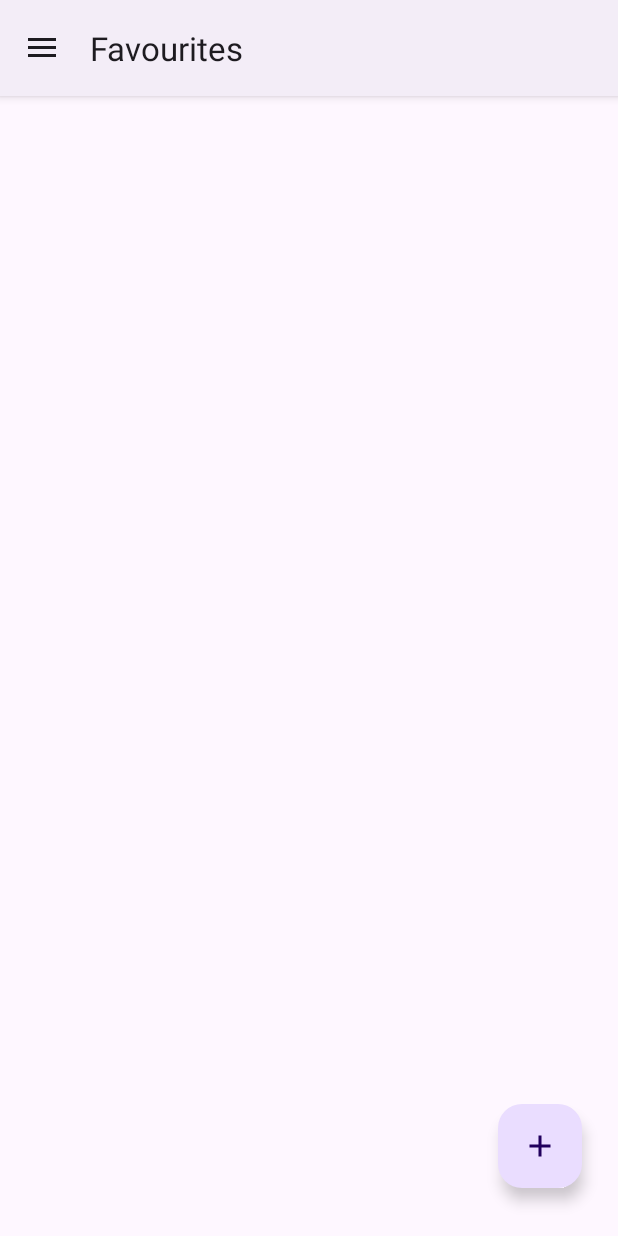
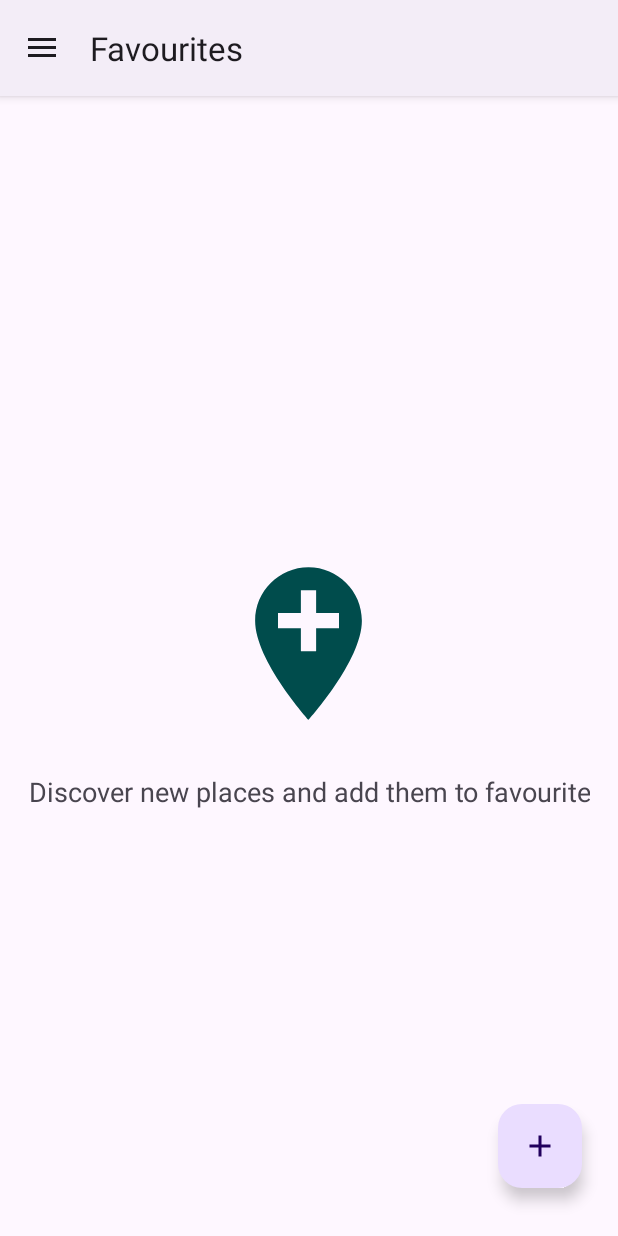
Before and after one commit to MuhamedSultan/weather_forcast, an Android app: the screen it shows after launch (MainActivity), in the side drawer, after a tap on "Favourites", on a phone screen of 412 x 824 dp. Run offline under Robolectric (Android 15) with nearby library versions, the phone set to English and light mode, and no system bars; our stand-ins replace CircleImageView, Room's generated code, navigation-ui; pictures from the network do not load.

Commit message:
Fix Add Item Automatically To Favourite Issue

```diff
--- a/app/src/main/java/com/example/weatherforcast/db/LocalDataSource.kt
+++ b/app/src/main/java/com/example/weatherforcast/db/LocalDataSource.kt
@@ -20,4 +20,6 @@ interface LocalDataSource {
     suspend fun addAlert(alert: Alerts)
     suspend fun getAlert(): Flow<List<Alerts>>
     suspend fun deleteAlert(alert: Alerts)
+    suspend fun updateWeather(weatherResponse: WeatherResponse)
+
 }
--- a/app/src/main/java/com/example/weatherforcast/db/LocalDataSourceImpl.kt
+++ b/app/src/main/java/com/example/weatherforcast/db/LocalDataSourceImpl.kt
@@ -46,4 +46,8 @@ class LocalDataSourceImpl(private val weatherDao: WeatherDao) :LocalDataSource {
     override suspend fun deleteAlert(alert: Alerts) {
         weatherDao.deleteAlert(alert)
     }
+
+   override suspend fun updateWeather(weatherResponse: WeatherResponse){
+        weatherDao.updateWeather(weatherResponse)
+    }
 }
--- a/app/src/main/java/com/example/weatherforcast/db/WeatherDao.kt
+++ b/app/src/main/java/com/example/weatherforcast/db/WeatherDao.kt
@@ -5,6 +5,7 @@ import androidx.room.Delete
 import androidx.room.Insert
 import androidx.room.OnConflictStrategy
 import androidx.room.Query
+import androidx.room.Update
 import com.example.weatherforcast.pojo.alerts.Alerts
 import com.example.weatherforcast.pojo.current_weather.WeatherResponse
 import com.example.weatherforcast.pojo.days_weather.DaysWeatherResponse
@@ -29,11 +30,15 @@ interface WeatherDao {
     @Insert(onConflict = OnConflictStrategy.IGNORE)
     suspend fun addLocationToFavourite(weatherResponse: WeatherResponse)
 
-    @Query("SELECT * FROM weather_table")
+    @Query("SELECT * FROM weather_table Where isHome=0")
     fun getFavouritePlaces(): Flow<List<WeatherResponse>>
 
     @Delete
     suspend fun deleteLocationFromFavourite(weatherResponse: WeatherResponse)
+
+
+    @Update
+    suspend fun updateWeather(weatherResponse: WeatherResponse)
 
     @Insert(onConflict = OnConflictStrategy.IGNORE)
     suspend fun addAlert(alert: Alerts)
--- a/app/src/main/java/com/example/weatherforcast/db/WeatherDatabase.kt
+++ b/app/src/main/java/com/example/weatherforcast/db/WeatherDatabase.kt
@@ -10,7 +10,7 @@ import com.example.weatherforcast.pojo.current_weather.WeatherResponse
 import com.example.weatherforcast.pojo.days_weather.DaysWeatherResponse
 
 
-@Database(entities = [WeatherResponse::class,DaysWeatherResponse::class, Alerts::class], version = 3)
+@Database(entities = [WeatherResponse::class,DaysWeatherResponse::class, Alerts::class], version = 2)
 @TypeConverters(Converters::class)
 abstract class WeatherDatabase : RoomDatabase() {
     abstract fun weatherDao(): WeatherDao
--- a/app/src/main/java/com/example/weatherforcast/favourite/repo/FavouriteRepositoryImpl.kt
+++ b/app/src/main/java/com/example/weatherforcast/favourite/repo/FavouriteRepositoryImpl.kt
@@ -17,7 +17,8 @@ class FavouriteRepositoryImpl(private val remoteDataSource: RemoteDataSource,pri
     }
 
     override suspend fun addLocationToFavourite(weatherResponse: WeatherResponse) {
-      localDataSource.addLocationToFavourite(weatherResponse)
+        weatherResponse.isHome = false
+        localDataSource.addLocationToFavourite(weatherResponse)
     }
 
     override  suspend fun getFavouritePlaces(): Flow<List<WeatherResponse>> {
--- a/app/src/main/java/com/example/weatherforcast/favourite/view/FavouriteFragment.kt
+++ b/app/src/main/java/com/example/weatherforcast/favourite/view/FavouriteFragment.kt
@@ -29,12 +29,14 @@ import com.example.weatherforcast.home.view.DaysAdapter
 import com.example.weatherforcast.home.view.HoursAdapter
 import com.example.weatherforcast.pojo.current_weather.WeatherResponse
 import com.example.weatherforcast.pojo.days_weather.State
+import com.example.weatherforcast.utils.ConnectivityHelper
 import com.google.android.gms.maps.CameraUpdateFactory
 import com.google.android.gms.maps.GoogleMap
 import com.google.android.gms.maps.OnMapReadyCallback
 import com.google.android.gms.maps.SupportMapFragment
 import com.google.android.gms.maps.model.LatLng
 import com.google.android.gms.maps.model.MarkerOptions
+import com.google.android.material.snackbar.Snackbar
 import kotlinx.coroutines.launch
 import java.text.SimpleDateFormat
 import java.time.LocalDate
@@ -124,13 +126,20 @@ class FavouriteFragment : Fragment(), OnMapReadyCallback, OnFavouriteClick {
         favouriteViewModel.getFavouritePlaces()
 
         binding.floatingActionButton.setOnClickListener {
+            if (ConnectivityHelper.checkRealInternetAvailability(requireContext())) {
                 binding.favouriteMap.visibility = View.VISIBLE
                 binding.recyclerView.visibility = View.GONE
                 binding.floatingActionButton.visibility = View.GONE
+                binding.locationIc.visibility=View.GONE
+                binding.des.visibility=View.GONE
                 val mapFragment =
                     childFragmentManager.findFragmentById(R.id.favourite_map) as SupportMapFragment
                 mapFragment.getMapAsync(this)
+            } else {
+                Snackbar.make(requireView(), "Please Check Your Connection", Snackbar.LENGTH_SHORT)
+                    .show()
 
+            }
         }
 
 
@@ -260,15 +269,27 @@ class FavouriteFragment : Fragment(), OnMapReadyCallback, OnFavouriteClick {
             adapter = favouriteAdapter
             layoutManager = LinearLayoutManager(requireContext())
         }
+        if (weather.isEmpty()){
+            binding.locationIc.visibility=View.VISIBLE
+            binding.des.visibility=View.VISIBLE
+        }else{
+            binding.locationIc.visibility=View.GONE
+            binding.des.visibility=View.GONE
         }
+    }
+
 
     @RequiresApi(Build.VERSION_CODES.O)
     override fun onItemFavouriteClick(weatherResponse: WeatherResponse) {
+        if (ConnectivityHelper.checkRealInternetAvailability(requireContext())) {
             binding.itemDetails.visibility = View.VISIBLE
             binding.recyclerView.visibility = View.GONE
             binding.floatingActionButton.visibility = View.GONE
 
-        favouriteViewModel.getCurrentWeather(weatherResponse.coord.lat, weatherResponse.coord.lon)
+            favouriteViewModel.getCurrentWeather(
+                weatherResponse.coord.lat,
+                weatherResponse.coord.lon
+            )
             favouriteViewModel.getDaysWeather(weatherResponse.coord.lat, weatherResponse.coord.lon)
 
             lifecycleScope.launch {
@@ -288,6 +309,9 @@ class FavouriteFragment : Fragment(), OnMapReadyCallback, OnFavouriteClick {
                         }
                     }
                 }
+            }
+        }else{
+           Snackbar.make(requireView(),"Please Check Your Connection",Snackbar.LENGTH_SHORT).show()
         }
     }
 
--- a/app/src/main/java/com/example/weatherforcast/home/repo/HomeRepositoryImpl.kt
+++ b/app/src/main/java/com/example/weatherforcast/home/repo/HomeRepositoryImpl.kt
@@ -26,10 +26,12 @@ class HomeRepositoryImpl(
             remoteResult.collect { result ->
                 if (result is Result.Success) {
                     localDataSource.addCurrentWeather(result.data!!)
-                }
+                    result.data.isHome = true
+                    localDataSource.updateWeather(result.data)                }
             }
         } else {
             emitAll(localDataSource.getCurrentWeather().map { Result.Success(it) })
+
         }
     }
 
--- a/app/src/main/java/com/example/weatherforcast/pojo/current_weather/WeatherResponse.kt
+++ b/app/src/main/java/com/example/weatherforcast/pojo/current_weather/WeatherResponse.kt
@@ -23,5 +23,6 @@ data class WeatherResponse(
     val timezone: Int,
     val visibility: Int,
     val weather: List<Weather>,
-    val wind: Wind
+    val wind: Wind,
+    var isHome:Boolean=false
 )
--- /dev/null
+++ b/app/src/main/res/drawable/alert_ic.xml
@@ -0,0 +1,5 @@
+<vector xmlns:android="http://schemas.android.com/apk/res/android" android:height="24dp" android:tint="#004C4C" android:viewportHeight="24" android:viewportWidth="24" android:width="24dp">
+
+    <path android:fillColor="@android:color/white" android:pathData="M10.01,21.01c0,1.1 0.89,1.99 1.99,1.99s1.99,-0.89 1.99,-1.99h-3.98zM18.88,16.82L18.88,11c0,-3.25 -2.25,-5.97 -5.29,-6.69v-0.72C13.59,2.71 12.88,2 12,2s-1.59,0.71 -1.59,1.59v0.72C7.37,5.03 5.12,7.75 5.12,11v5.82L3,18.94L3,20h18v-1.06l-2.12,-2.12zM16,13.01h-3v3h-2v-3L8,13.01L8,11h3L11,8h2v3h3v2.01z"/>
+
+</vector>
--- /dev/null
+++ b/app/src/main/res/drawable/location_ic.xml
@@ -0,0 +1,5 @@
+<vector xmlns:android="http://schemas.android.com/apk/res/android" android:height="24dp" android:tint="#004C4C" android:viewportHeight="24" android:viewportWidth="24" android:width="24dp">
+
+    <path android:fillColor="@android:color/white" android:pathData="M12,2C8.14,2 5,5.14 5,9c0,5.25 7,13 7,13s7,-7.75 7,-13c0,-3.86 -3.14,-7 -7,-7zM16,10h-3v3h-2v-3L8,10L8,8h3L11,5h2v3h3v2z"/>
+
+</vector>
--- a/app/src/main/res/layout/fragment_favourite.xml
+++ b/app/src/main/res/layout/fragment_favourite.xml
@@ -284,4 +284,33 @@
 
         </androidx.constraintlayout.widget.ConstraintLayout>
     </androidx.core.widget.NestedScrollView>
+
+    <ImageView
+        android:id="@+id/location_ic"
+        android:layout_width="158dp"
+        android:layout_height="122dp"
+        android:layout_marginTop="304dp"
+        android:visibility="gone"
+        android:src="@drawable/location_ic"
+        app:layout_constraintEnd_toEndOf="parent"
+        app:layout_constraintHorizontal_bias="0.498"
+        app:layout_constraintStart_toStartOf="parent"
+        app:layout_constraintTop_toTopOf="parent" />
+
+    <TextView
+        android:id="@+id/des"
+        android:layout_width="wrap_content"
+        android:layout_height="wrap_content"
+        android:text="@string/discover_new_places_and_add_them_to_favourite"
+        app:layout_constraintBottom_toBottomOf="parent"
+        android:textSize="18sp"
+        android:padding="8dp"
+        android:gravity="center"
+        android:layout_marginHorizontal="8dp"
+        android:visibility="gone"
+        app:layout_constraintEnd_toEndOf="parent"
+        app:layout_constraintHorizontal_bias="0.498"
+        app:layout_constraintStart_toStartOf="parent"
+        app:layout_constraintTop_toBottomOf="@+id/location_ic"
+        app:layout_constraintVertical_bias="0.060000002" />
 </androidx.constraintlayout.widget.ConstraintLayout>
--- a/app/src/main/res/values/strings.xml
+++ b/app/src/main/res/values/strings.xml
@@ -26,6 +26,7 @@
     <string name="visibility">Visibility</string>
     <string name="_24_hour_forecast">24-hour forecast</string>
     <string name="_5_days_forecast">5-days forecast</string>
+    <string name="discover_new_places_and_add_them_to_favourite">Discover new places and add them to favourite</string>
     <array name="notifications">
         <item>Enable</item>
         <item>Disable</item>
```
Also changed, not shown: app/src/main/res/layout/alert_overlay.xml (+13 -4 lines). Lines whose indentation alone changed are shown as unchanged.
